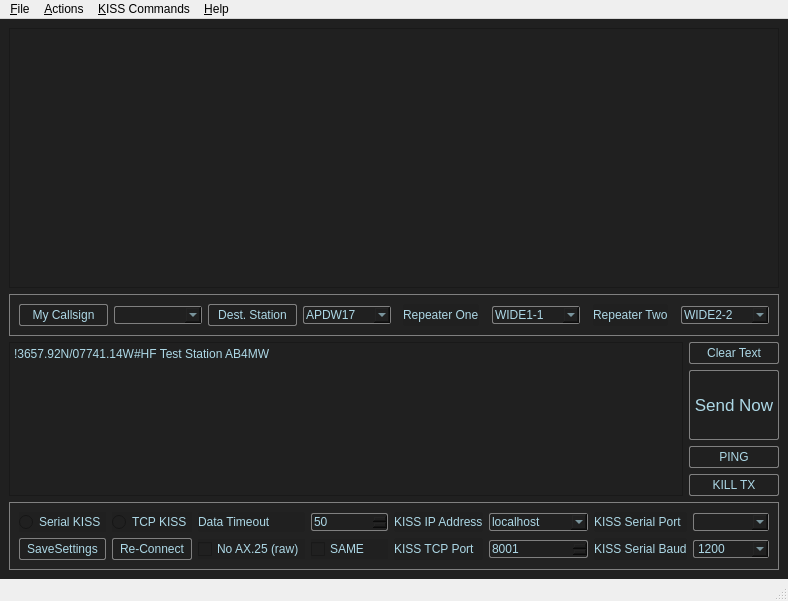
This is direwolfconnect.ui in guitarpicva/UIConnect as Qt 5 draws it before an edit. The edited form follows.
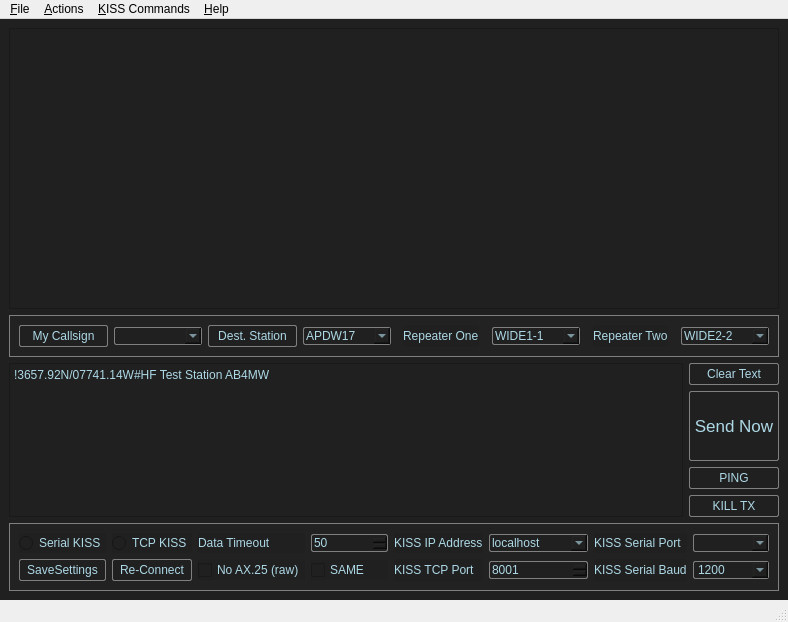
This is the edited form.

```diff
--- a/direwolfconnect.ui
+++ b/direwolfconnect.ui
@@ -7,7 +7,7 @@
     <x>0</x>
     <y>0</y>
     <width>788</width>
-    <height>601</height>
+    <height>622</height>
    </rect>
   </property>
   <property name="windowTitle">
```
Left out of the diff: 10 changed lines with no effect on the pictures.
